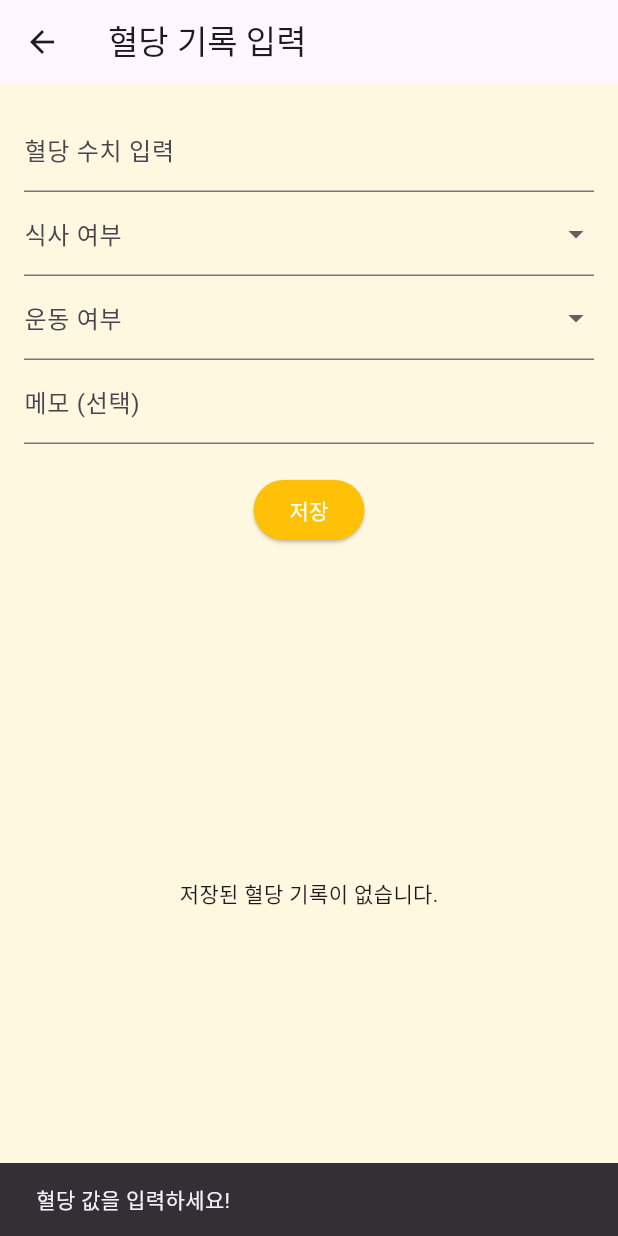
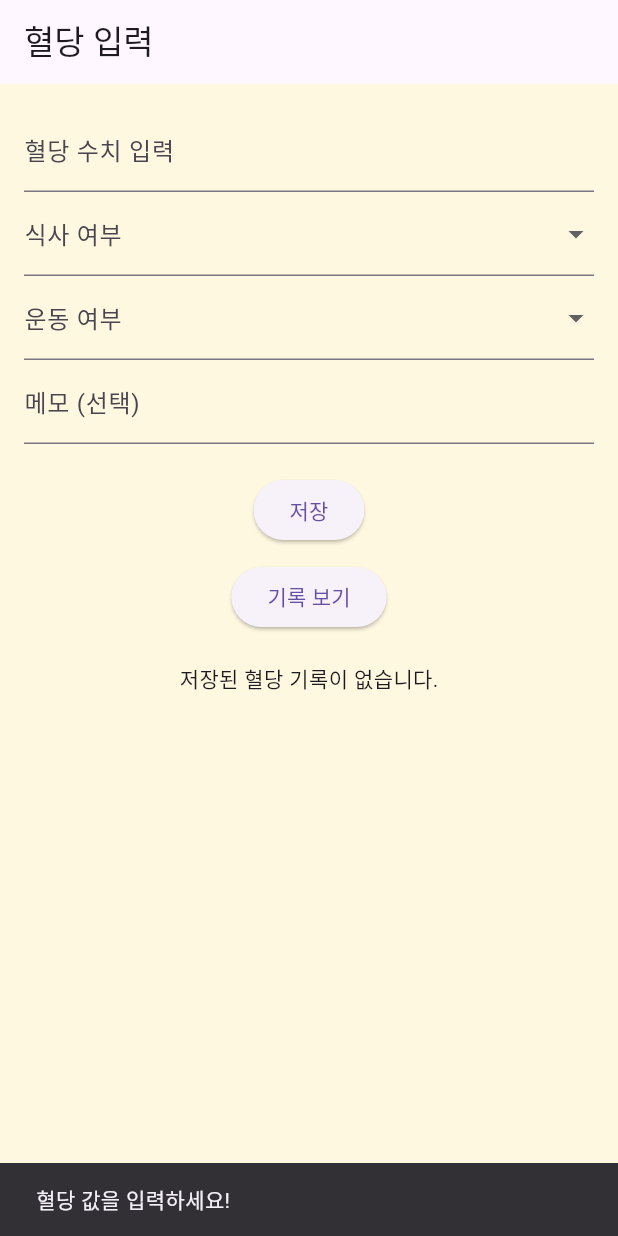
Before and after one commit to EdiBulb/Blood-Sugar-App, a Flutter app: the BloodSugarInputScreen screen opened directly, after a tap on "저장", on a phone screen of 412 x 824 dp. Run offline on Flutter 3.47's test engine with Material 3 defaults, Android fonts, the phone set to English and light mode, and no system bars; our stand-ins replace fl_chart, shared_preferences, sqflite, timezone; accounts and stored records are empty.

Commit message:
Finding Error

```diff
--- a/lib/blood_sugar_input.dart
+++ b/lib/blood_sugar_input.dart
@@ -1,6 +1,7 @@
 import 'package:flutter/material.dart';
 import 'package:intl/intl.dart';
 import 'database_helper.dart'; // ✅ SQLite 데이터베이스 불러오기
+import 'blood_sugar_records.dart'; // ✅ 추가된 혈당 기록 화면 import
 
 class BloodSugarInputScreen extends StatefulWidget {
   @override
@@ -46,6 +47,7 @@ class _BloodSugarInputScreenState extends State<BloodSugarInputScreen> {
     };
 
     await DatabaseHelper.instance.insertBloodSugar(newRecord); // ✅ DB에 저장
+    _bloodSugarController.clear();
 
     setState(() {
       bloodSugarList.insert(0, newRecord); // ✅ 리스트에 새 데이터 추가 (최신 데이터가 위로)
@@ -68,11 +70,15 @@ class _BloodSugarInputScreenState extends State<BloodSugarInputScreen> {
 
   @override
   Widget build(BuildContext context) {
+    print("🛠 UI가 렌더링되고 있습니다...");
+
     return Scaffold(
-      appBar: AppBar(title: Text('혈당 기록 입력')),
-      body: Padding(
+      appBar: AppBar(title: Text('혈당 입력')),
+      body: SingleChildScrollView(
+        child: Padding(
           padding: EdgeInsets.all(16.0),
           child: Column(
+            mainAxisSize: MainAxisSize.min, // ✅ Column 크기를 최소화하여 버튼이 보이도록 함
             children: [
               TextField(
                 controller: _bloodSugarController,
@@ -96,21 +102,35 @@ class _BloodSugarInputScreenState extends State<BloodSugarInputScreen> {
                 onChanged: (value) => setState(() => memo = value),
               ),
               SizedBox(height: 20),
+
+              // ✅ 저장 버튼
               ElevatedButton(
-                style: ElevatedButton.styleFrom(
-                  backgroundColor: Colors.amber, // ✅ 노란색 버튼
-                  foregroundColor: Colors.white, // 글자 색상
+                onPressed: _saveBloodSugar,
+                child: Text('저장'),
               ),
-                onPressed: _saveBloodSugar,
-                child: Text('저장')
+              SizedBox(height: 10),
+
+              // ✅ 기록 보기 버튼 (올바르게 표시)
+              ElevatedButton(
+                onPressed: () {
+                  print("📌 기록 보기 버튼이 눌렸습니다.");
+                  Navigator.push(
+                    context,
+                    MaterialPageRoute(builder: (context) => BloodSugarRecordsScreen()),
+                  );
+                },
+                child: Text('기록 보기'),
               ),
 
               SizedBox(height: 20),
 
-            Expanded(
-              child: bloodSugarList.isEmpty
-                  ? Center(child: Text('저장된 혈당 기록이 없습니다.'))
-                  : ListView.builder(
+              // ✅ 리스트가 UI를 밀어내지 않도록 설정
+              if (bloodSugarList.isEmpty)
+                Center(child: Text('저장된 혈당 기록이 없습니다.'))
+              else
+                ListView.builder(
+                  shrinkWrap: true, // ✅ 리스트 크기를 자동으로 조절
+                  physics: NeverScrollableScrollPhysics(), // ✅ 내부에서 별도 스크롤 안 하도록 설정
                   itemCount: bloodSugarList.length,
                   itemBuilder: (context, index) {
                     final record = bloodSugarList[index];
@@ -127,8 +147,8 @@ class _BloodSugarInputScreenState extends State<BloodSugarInputScreen> {
                     );
                   },
                 ),
+            ],
           ),
-          ],
         ),
       ),
     );
--- a/lib/splash_screen.dart
+++ b/lib/splash_screen.dart
@@ -1,30 +1,53 @@
-import 'package:flutter/material.dart';
-import 'dart:async'; // ✅ Timer를 사용하기 위해 추가
-import 'main.dart';  // ✅ 메인 화면으로 이동
+import 'package:flutter/material.dart'; // Flutter의 UI 구성 요소를 사용하기 위해서 필요
+import 'dart:async'; //  Timer를 사용하기 위해 추가
+import 'main.dart';  //  메인 화면으로 이동
 
+// 앱 시작 시 잠깐 보여주는 화면
+//StatefulWidget을 사용하는 이유: 스플래시 화면에서 3초 뒤에 다음 화면으로 이동해야하기 때문에
 class SplashScreen extends StatefulWidget {
   @override
   _SplashScreenState createState() => _SplashScreenState();
 }
 
+//스플래시 로직
 class _SplashScreenState extends State<SplashScreen> {
   @override
-  void initState() {
+  void initState() { // 위젯이 처음 생성될 때 단 한 번 실행되는 함수
     super.initState();
     Timer(Duration(seconds: 3), () {
-      // 📌 스플래시 후 메인 화면으로 이동
-      Navigator.of(context).pushReplacement(
-        MaterialPageRoute(builder: (context) => BloodSugarApp()),
+      // 3초 후 메인 화면으로 이동
+      Navigator.of(context).pushReplacement( // pushReplacement: 현재 화면을 새로운 화면으로 교체하고, 뒤로 가기를 막음
+        MaterialPageRoute(builder: (context) => BloodSugarInputScreen()),
       );
     });
   }
 
   @override
-  Widget build(BuildContext context) {
+  Widget build(BuildContext context) { //build()함수는 기본적인 화면 레이아웃
     return Scaffold(
-      backgroundColor: Colors.yellow, // 배경색
+      backgroundColor: Colors.amber[500], // 배경색
       body: Center(
-        child: Image.asset('assets/nurse.png', width: 200), // 큰어머니 이미지
+        child: Container(
+          decoration: BoxDecoration(
+            shape: BoxShape.circle, // ✅ 원형으로 설정
+            boxShadow: [
+              BoxShadow(
+                color: Colors.black26, // ✅ 그림자 효과 추가
+                blurRadius: 15,
+                offset: Offset(0, 8),
+              ),
+            ],
+          ),
+          child: ClipRRect(
+            borderRadius: BorderRadius.circular(100), // ✅ 이미지 둥글게
+            child: Image.asset(
+              'assets/nurse.png', // ✅ 이미지 파일 경로 (파일명 확인)
+              width: 150, // 이미지 크기 조정
+              height: 150,
+              fit: BoxFit.cover, // 이미지를 꽉 차게 설정
+            ),
+          ),
+        ),
       ),
     );
   }
```
Also changed, not shown: lib/blood_sugar_records.dart (added, +58 -0 lines), lib/main.dart (+15 -8 lines). Lines whose indentation alone changed are shown as unchanged.
